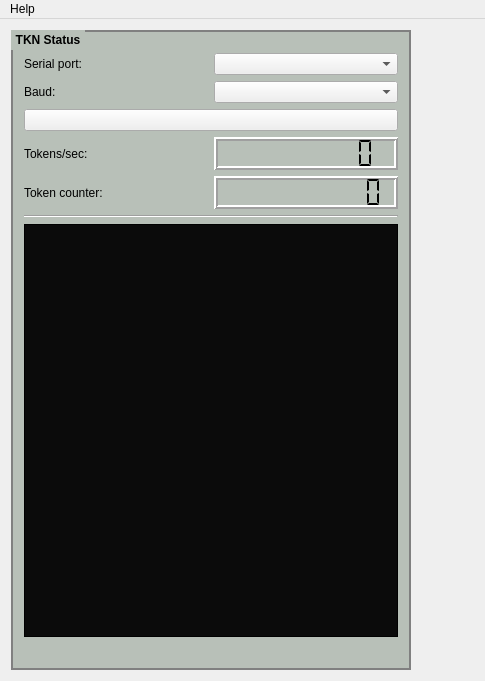
Before: the Qt Designer form PC/gui/TKN_Window.ui in chrispap/TKN, drawn with Qt 5.
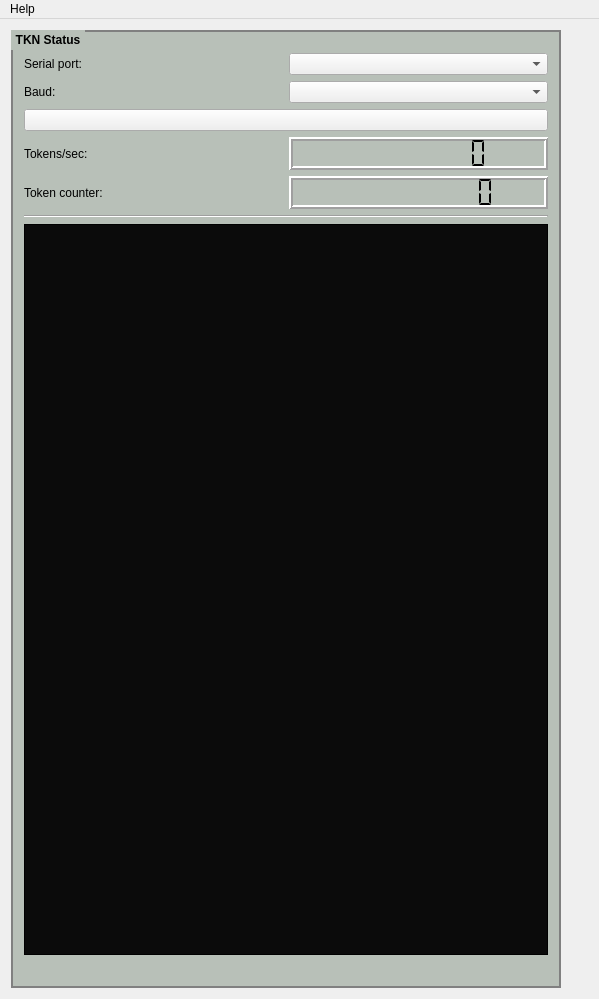
After: the same form once the commit is applied. Icons and pictures are not drawn.

```diff
--- a/PC/gui/TKN_Window.ui
+++ b/PC/gui/TKN_Window.ui
@@ -6,8 +6,8 @@
    <rect>
     <x>0</x>
     <y>0</y>
-    <width>485</width>
-    <height>681</height>
+    <width>599</width>
+    <height>999</height>
    </rect>
   </property>
   <property name="windowTitle">
@@ -65,13 +65,13 @@
       </property>
       <property name="minimumSize">
        <size>
-        <width>400</width>
+        <width>550</width>
         <height>480</height>
        </size>
       </property>
       <property name="maximumSize">
        <size>
-        <width>400</width>
+        <width>550</width>
         <height>16777215</height>
        </size>
       </property>
@@ -232,7 +232,7 @@
     <rect>
      <x>0</x>
      <y>0</y>
-     <width>485</width>
+     <width>599</width>
      <height>38</height>
     </rect>
    </property>
```
